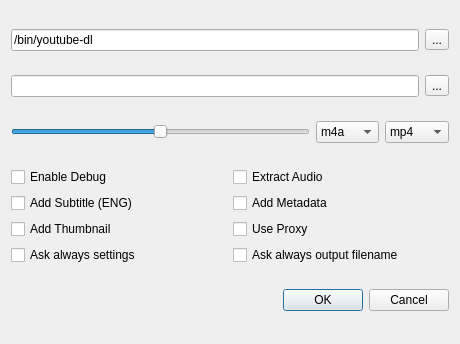
Above: src/plugins/YoutubeDownload/ytsettings.ui from KDE/falkon before the change. Below: the same form after it.
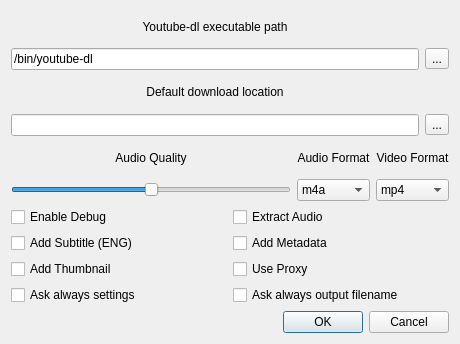
That is the form after the change.

Commit message: -Plugins back to be loaded after first window -Added windowCreated signal in order to manage new windows -Added error notify on YtInterface -Added label on YtSettings -Added functions to YtProcess

What changed in the file:
```diff
--- a/src/plugins/YoutubeDownload/ytsettings.ui
+++ b/src/plugins/YoutubeDownload/ytsettings.ui
@@ -15,21 +15,8 @@
   </property>
   <layout class="QGridLayout" name="gridLayout">
    <item row="4" column="1">
-    <layout class="QHBoxLayout" name="horizontalLayout_2">
-     <item>
-      <widget class="QSlider" name="sliderQuality">
-       <property name="maximum">
-        <number>10</number>
-       </property>
-       <property name="value">
-        <number>5</number>
-       </property>
-       <property name="orientation">
-        <enum>Qt::Horizontal</enum>
-       </property>
-      </widget>
-     </item>
-     <item>
+    <layout class="QGridLayout" name="gridLayout_3">
+     <item row="1" column="3">
       <widget class="QComboBox" name="comboAudioExtention">
        <item>
         <property name="text">
@@ -68,7 +55,20 @@
        </item>
       </widget>
      </item>
-     <item>
+     <item row="1" column="1">
+      <widget class="QSlider" name="sliderQuality">
+       <property name="maximum">
+        <number>10</number>
+       </property>
+       <property name="value">
+        <number>5</number>
+       </property>
+       <property name="orientation">
+        <enum>Qt::Horizontal</enum>
+       </property>
+      </widget>
+     </item>
+     <item row="1" column="4">
       <widget class="QComboBox" name="comboVideoExtention">
        <item>
         <property name="text">
@@ -102,6 +102,36 @@
        </item>
       </widget>
      </item>
+     <item row="0" column="1">
+      <widget class="QLabel" name="label">
+       <property name="text">
+        <string>Audio Quality</string>
+       </property>
+       <property name="alignment">
+        <set>Qt::AlignCenter</set>
+       </property>
+      </widget>
+     </item>
+     <item row="0" column="3">
+      <widget class="QLabel" name="label_2">
+       <property name="text">
+        <string>Audio Format</string>
+       </property>
+       <property name="alignment">
+        <set>Qt::AlignCenter</set>
+       </property>
+      </widget>
+     </item>
+     <item row="0" column="4">
+      <widget class="QLabel" name="label_3">
+       <property name="text">
+        <string>Video Format</string>
+       </property>
+       <property name="alignment">
+        <set>Qt::AlignCenter</set>
+       </property>
+      </widget>
+     </item>
     </layout>
    </item>
    <item row="15" column="1">
@@ -112,21 +142,31 @@
     </widget>
    </item>
    <item row="1" column="1">
-    <layout class="QHBoxLayout" name="horizontalLayout">
-     <item>
+    <layout class="QGridLayout" name="gridLayout_5">
+     <item row="1" column="0">
       <widget class="QLineEdit" name="lineExec">
        <property name="text">
         <string>/bin/youtube-dl</string>
        </property>
       </widget>
      </item>
-     <item>
+     <item row="1" column="1">
       <widget class="QToolButton" name="toolExecutable">
        <property name="text">
         <string>...</string>
        </property>
       </widget>
      </item>
+     <item row="0" column="0">
+      <widget class="QLabel" name="label_5">
+       <property name="text">
+        <string>Youtube-dl executable path</string>
+       </property>
+       <property name="alignment">
+        <set>Qt::AlignCenter</set>
+       </property>
+      </widget>
+     </item>
     </layout>
    </item>
    <item row="14" column="1">
@@ -190,17 +230,27 @@
     </layout>
    </item>
    <item row="2" column="1">
-    <layout class="QHBoxLayout" name="horizontalLayout_3">
-     <item>
+    <layout class="QGridLayout" name="gridLayout_4">
+     <item row="1" column="0">
       <widget class="QLineEdit" name="lineDefaultDir"/>
      </item>
-     <item>
+     <item row="1" column="1">
       <widget class="QToolButton" name="toolDir">
        <property name="text">
         <string>...</string>
        </property>
       </widget>
      </item>
+     <item row="0" column="0">
+      <widget class="QLabel" name="label_4">
+       <property name="text">
+        <string>Default download location</string>
+       </property>
+       <property name="alignment">
+        <set>Qt::AlignCenter</set>
+       </property>
+      </widget>
+     </item>
     </layout>
    </item>
   </layout>
```
The commit also changes 6 other files.
